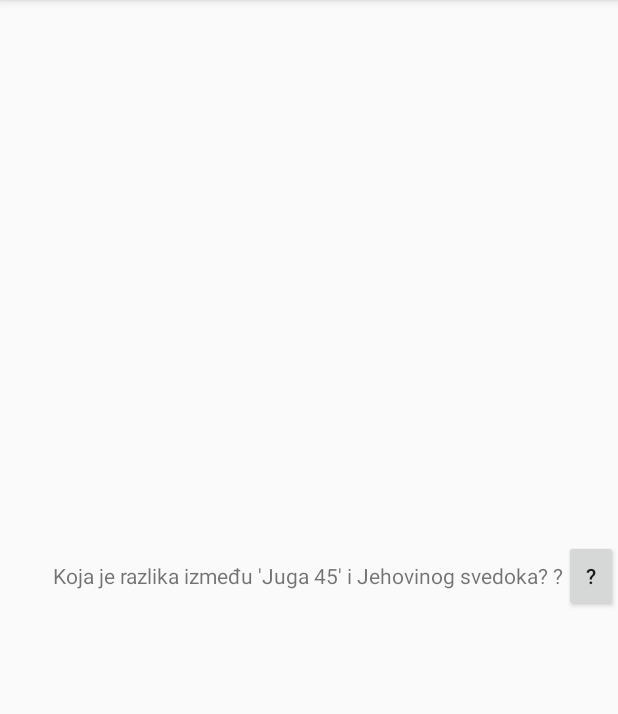
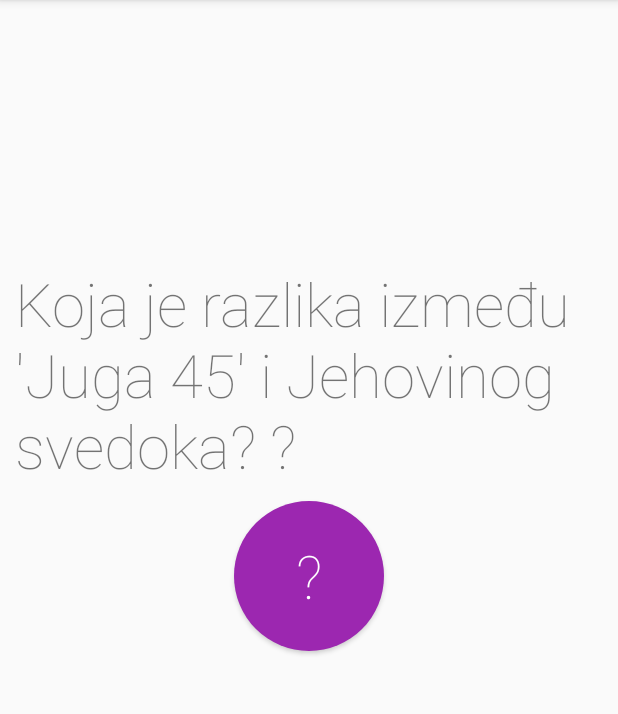
Before and after one commit to skendzicr/ViceviNaDan, an Android app: the glavnaActivity screen opened directly, with no data from a screen before it, after a tap on an icon or button, on a phone screen of 412 x 824 dp, the part 84-798 px from its top. Run offline under Robolectric (Android 15) with nearby library versions, the phone set to English and light mode, and no system bars.

```diff
--- /dev/null
+++ b/app/src/main/res/drawable/round_button.xml
@@ -0,0 +1,8 @@
+<?xml version="1.0" encoding="utf-8"?>
+<shape xmlns:android="http://schemas.android.com/apk/res/android" android:shape="oval">
+
+
+    <solid
+        android:color="#9C27B0" />
+
+</shape>
--- a/app/src/main/res/layout/activity_glavna.xml
+++ b/app/src/main/res/layout/activity_glavna.xml
@@ -3,18 +3,27 @@
     android:layout_height="match_parent" tools:context=".glavnaActivity">
 
     <TextView
+        android:padding="10dp"
         android:layout_width="wrap_content"
         android:layout_height="wrap_content"
-        android:layout_centerInParent="true"
-        android:id="@+id/vicView" />
+        android:textSize="40sp"
+        android:textAlignment="center"
+        android:fontFamily="sans-serif-thin"
+        android:id="@+id/vicView"
+        android:layout_above="@+id/dugme"
+        android:layout_centerHorizontal="true" />
 
     <Button
-        android:layout_width="wrap_content"
-        android:layout_height="wrap_content"
+        android:layout_width="100dp"
+        android:layout_height="100dp"
+        android:gravity="center_vertical|center_horizontal"
+        android:background="@drawable/round_button"
         android:text="@string/upitnik"
+        android:textSize="40sp"
+        android:fontFamily="sans-serif-thin"
+        android:textColor="#FFF"
         android:id="@+id/dugme"
         android:layout_centerVertical="true"
-        android:layout_toRightOf="@+id/vicView"
-        android:layout_toEndOf="@+id/vicView" />
+        android:layout_centerHorizontal="true" />
 
 </RelativeLayout>
```
